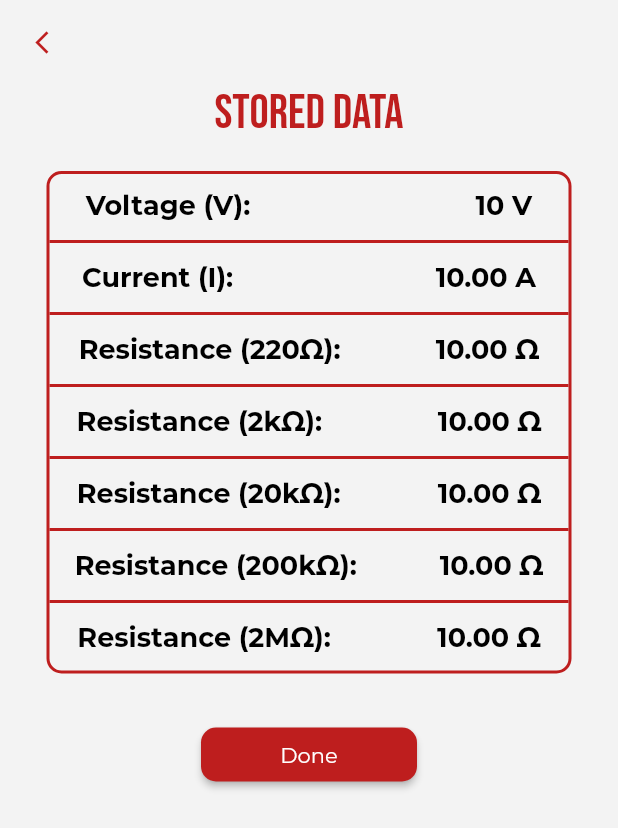
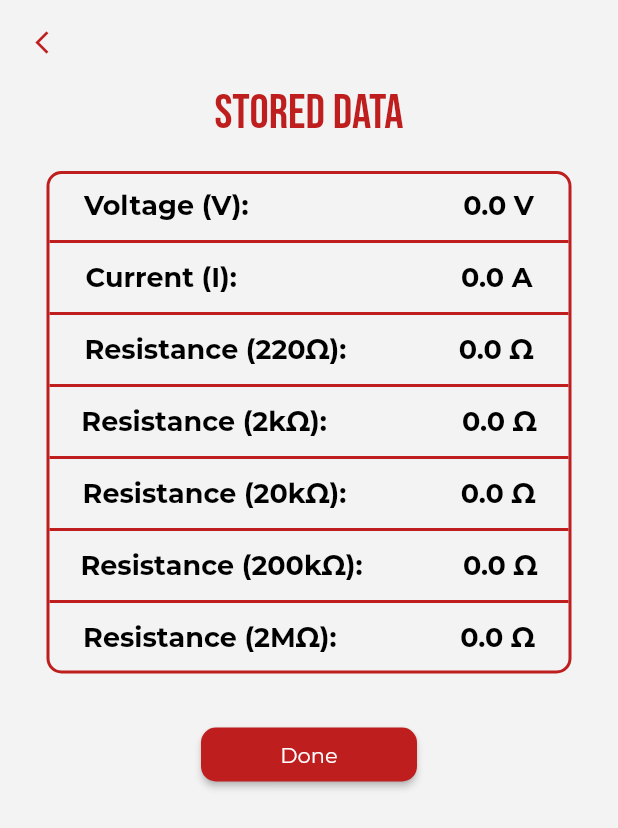
Before and after one commit to bp-martin/multimeter-glove-app, a Flutter app: the DataScreen screen opened directly, on a phone screen of 412 x 824 dp. Shown: the top 828 px of the screen. Run offline on Flutter 3.47's test engine with Material 2 defaults, Android fonts, the phone set to English and light mode, and no system bars; network calls fail.

Commit message:
Flutter Application Finished.

```diff
--- a/lib/screens/choose_measure.dart
+++ b/lib/screens/choose_measure.dart
@@ -3,6 +3,7 @@ import 'voltage_screen.dart';
 import 'current_screen.dart';
 import 'resistance_ranges_screen.dart';
 import 'data_screen.dart';
+import 'data.dart';
 
 class ChooseMeasure extends StatefulWidget {
   @override
--- a/lib/screens/current_screen.dart
+++ b/lib/screens/current_screen.dart
@@ -1,6 +1,7 @@
 import 'package:flutter/material.dart';
 import 'choose_measure.dart';
 import 'package:web_socket_channel/io.dart';
+import 'data.dart';
 
 class CurrentScreen extends StatefulWidget {
   @override
@@ -130,7 +131,9 @@ class _CurrentScreenState extends State<CurrentScreen> {
                         borderRadius: BorderRadius.circular(10)),
                     textStyle:
                         TextStyle(fontFamily: 'Montserrat', fontSize: 14)),
-                onPressed: () {}),
+                onPressed: () {
+                  origin.savedCurrent = currentDisplay;
+                }),
             ElevatedButton(
                 child: Text("Done"),
                 style: ElevatedButton.styleFrom(
--- /dev/null
+++ b/lib/screens/data.dart
@@ -0,0 +1,11 @@
+class Data {
+  double savedVoltage = 0;
+  double savedCurrent = 0;
+  double resistanceR1 = 0;
+  double resistanceR2 = 0;
+  double resistanceR3 = 0;
+  double resistanceR4 = 0;
+  double resistanceR5 = 0;
+}
+
+Data origin = new Data();
--- a/lib/screens/data_screen.dart
+++ b/lib/screens/data_screen.dart
@@ -1,5 +1,6 @@
 import 'package:flutter/material.dart';
 import 'choose_measure.dart';
+import 'data.dart';
 
 class DataScreen extends StatefulWidget {
   @override
@@ -49,7 +50,7 @@ class _DataScreenState extends State<DataScreen> {
                               fontSize: 18,
                               color: Color(0xff000000))),
                       Spacer(flex: 6),
-                      Text("10 V",
+                      Text("${origin.savedVoltage} V",
                           style: TextStyle(
                               fontFamily: 'Montserrat',
                               fontWeight: FontWeight.w600,
@@ -73,7 +74,7 @@ class _DataScreenState extends State<DataScreen> {
                               fontSize: 18,
                               color: Color(0xff000000))),
                       Spacer(flex: 6),
-                      Text("10.00 A",
+                      Text("${origin.savedCurrent} A",
                           style: TextStyle(
                               fontFamily: 'Montserrat',
                               fontWeight: FontWeight.w600,
@@ -97,7 +98,7 @@ class _DataScreenState extends State<DataScreen> {
                               fontSize: 18,
                               color: Color(0xff000000))),
                       Spacer(flex: 3),
-                      Text("10.00 Ω",
+                      Text("${origin.resistanceR1} Ω",
                           style: TextStyle(
                               fontFamily: 'Montserrat',
                               fontWeight: FontWeight.w600,
@@ -121,7 +122,7 @@ class _DataScreenState extends State<DataScreen> {
                               fontSize: 18,
                               color: Color(0xff000000))),
                       Spacer(flex: 4),
-                      Text("10.00 Ω",
+                      Text("${origin.resistanceR2} Ω",
                           style: TextStyle(
                               fontFamily: 'Montserrat',
                               fontWeight: FontWeight.w600,
@@ -145,7 +146,7 @@ class _DataScreenState extends State<DataScreen> {
                               fontSize: 18,
                               color: Color(0xff000000))),
                       Spacer(flex: 3),
-                      Text("10.00 Ω",
+                      Text("${origin.resistanceR3} Ω",
                           style: TextStyle(
                               fontFamily: 'Montserrat',
                               fontWeight: FontWeight.w600,
@@ -169,7 +170,7 @@ class _DataScreenState extends State<DataScreen> {
                               fontSize: 18,
                               color: Color(0xff000000))),
                       Spacer(flex: 3),
-                      Text("10.00 Ω",
+                      Text("${origin.resistanceR4} Ω",
                           style: TextStyle(
                               fontFamily: 'Montserrat',
                               fontWeight: FontWeight.w600,
@@ -193,7 +194,7 @@ class _DataScreenState extends State<DataScreen> {
                               fontSize: 18,
                               color: Color(0xff000000))),
                       Spacer(flex: 3),
-                      Text("10.00 Ω",
+                      Text("${origin.resistanceR5} Ω",
                           style: TextStyle(
                               fontFamily: 'Montserrat',
                               fontWeight: FontWeight.w600,
--- a/lib/screens/resistance_screen_r1.dart
+++ b/lib/screens/resistance_screen_r1.dart
@@ -1,6 +1,7 @@
 import 'package:flutter/material.dart';
 import 'choose_measure.dart';
 import 'package:web_socket_channel/io.dart';
+import 'data.dart';
 
 class ResistanceScreenR1 extends StatefulWidget {
   @override
@@ -130,7 +131,9 @@ class _ResistanceScreenR1State extends State<ResistanceScreenR1> {
                         borderRadius: BorderRadius.circular(10)),
                     textStyle:
                         TextStyle(fontFamily: 'Montserrat', fontSize: 14)),
-                onPressed: () {}),
+                onPressed: () {
+                  origin.resistanceR1 = resistanceR1Display;
+                }),
             ElevatedButton(
                 child: Text("Done"),
                 style: ElevatedButton.styleFrom(
--- a/lib/screens/resistance_screen_r2.dart
+++ b/lib/screens/resistance_screen_r2.dart
@@ -1,6 +1,7 @@
 import 'package:flutter/material.dart';
 import 'choose_measure.dart';
 import 'package:web_socket_channel/io.dart';
+import 'data.dart';
 
 class ResistanceScreenR2 extends StatefulWidget {
   @override
@@ -130,7 +131,9 @@ class _ResistanceScreenR2State extends State<ResistanceScreenR2> {
                         borderRadius: BorderRadius.circular(10)),
                     textStyle:
                         TextStyle(fontFamily: 'Montserrat', fontSize: 14)),
-                onPressed: () {}),
+                onPressed: () {
+                  origin.resistanceR2 = resistanceR2Display;
+                }),
             ElevatedButton(
                 child: Text("Done"),
                 style: ElevatedButton.styleFrom(
--- a/lib/screens/resistance_screen_r3.dart
+++ b/lib/screens/resistance_screen_r3.dart
@@ -1,6 +1,7 @@
 import 'package:flutter/material.dart';
 import 'choose_measure.dart';
 import 'package:web_socket_channel/io.dart';
+import 'data.dart';
 
 class ResistanceScreenR3 extends StatefulWidget {
   @override
@@ -130,7 +131,9 @@ class _ResistanceScreenR3State extends State<ResistanceScreenR3> {
                         borderRadius: BorderRadius.circular(10)),
                     textStyle:
                         TextStyle(fontFamily: 'Montserrat', fontSize: 14)),
-                onPressed: () {}),
+                onPressed: () {
+                  origin.resistanceR3 = resistanceR3Display;
+                }),
             ElevatedButton(
                 child: Text("Done"),
                 style: ElevatedButton.styleFrom(
--- a/lib/screens/resistance_screen_r4.dart
+++ b/lib/screens/resistance_screen_r4.dart
@@ -1,6 +1,7 @@
 import 'package:flutter/material.dart';
 import 'choose_measure.dart';
 import 'package:web_socket_channel/io.dart';
+import 'data.dart';
 
 class ResistanceScreenR4 extends StatefulWidget {
   @override
@@ -130,7 +131,9 @@ class _ResistanceScreenR4State extends State<ResistanceScreenR4> {
                         borderRadius: BorderRadius.circular(10)),
                     textStyle:
                         TextStyle(fontFamily: 'Montserrat', fontSize: 14)),
-                onPressed: () {}),
+                onPressed: () {
+                  origin.resistanceR4 = resistanceR4Display;
+                }),
             ElevatedButton(
                 child: Text("Done"),
                 style: ElevatedButton.styleFrom(
--- a/lib/screens/resistance_screen_r5.dart
+++ b/lib/screens/resistance_screen_r5.dart
@@ -1,6 +1,7 @@
 import 'package:flutter/material.dart';
 import 'choose_measure.dart';
 import 'package:web_socket_channel/io.dart';
+import 'data.dart';
 
 class ResistanceScreenR5 extends StatefulWidget {
   @override
@@ -130,7 +131,9 @@ class _ResistanceScreenR5State extends State<ResistanceScreenR5> {
                         borderRadius: BorderRadius.circular(10)),
                     textStyle:
                         TextStyle(fontFamily: 'Montserrat', fontSize: 14)),
-                onPressed: () {}),
+                onPressed: () {
+                  origin.resistanceR5 = resistanceR5Display;
+                }),
             ElevatedButton(
                 child: Text("Done"),
                 style: ElevatedButton.styleFrom(
--- a/lib/screens/voltage_screen.dart
+++ b/lib/screens/voltage_screen.dart
@@ -1,6 +1,7 @@
 import 'package:flutter/material.dart';
 import 'choose_measure.dart';
 import 'package:web_socket_channel/io.dart';
+import 'data.dart';
 
 class VoltageScreen extends StatefulWidget {
   @override
@@ -10,7 +11,6 @@ class VoltageScreen extends StatefulWidget {
 class _VoltageScreenState extends State<VoltageScreen> {
   String voltage = '';
   double voltageDisplay = 0;
-  double savedVoltage = 0;
 
   late IOWebSocketChannel channel;
   bool connected = false;
@@ -131,7 +131,9 @@ class _VoltageScreenState extends State<VoltageScreen> {
                         borderRadius: BorderRadius.circular(10)),
                     textStyle:
                         TextStyle(fontFamily: 'Montserrat', fontSize: 14)),
-                onPressed: () {}),
+                onPressed: () {
+                  origin.savedVoltage = voltageDisplay;
+                }),
             ElevatedButton(
                 child: Text("Done"),
                 style: ElevatedButton.styleFrom(
```
